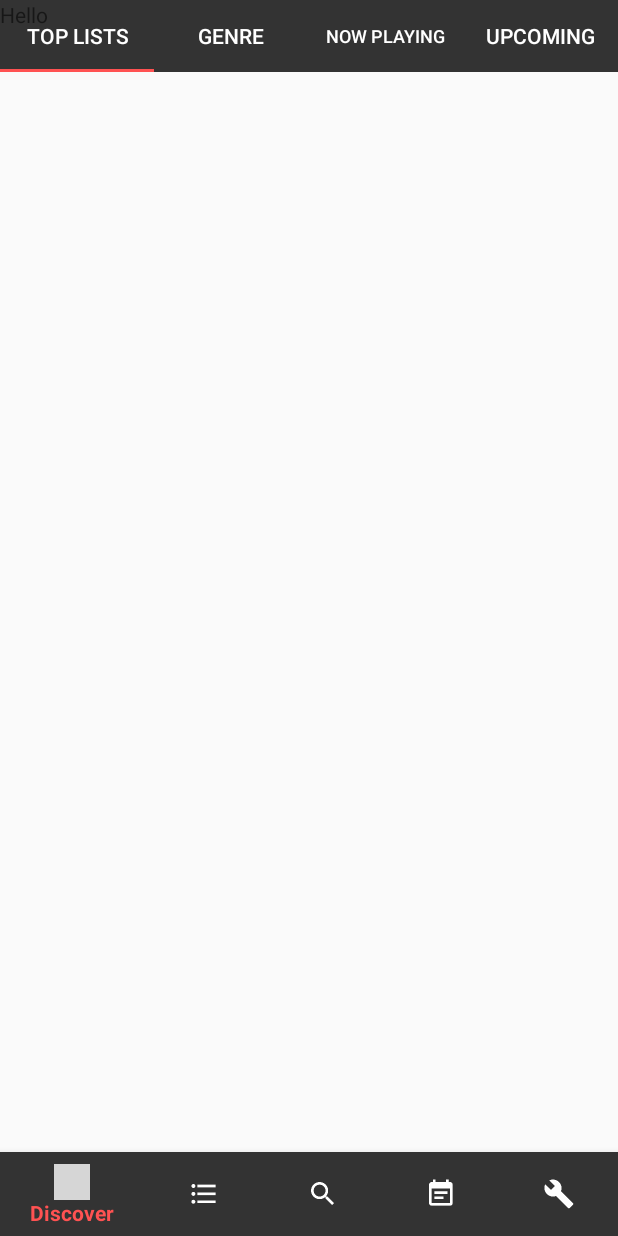
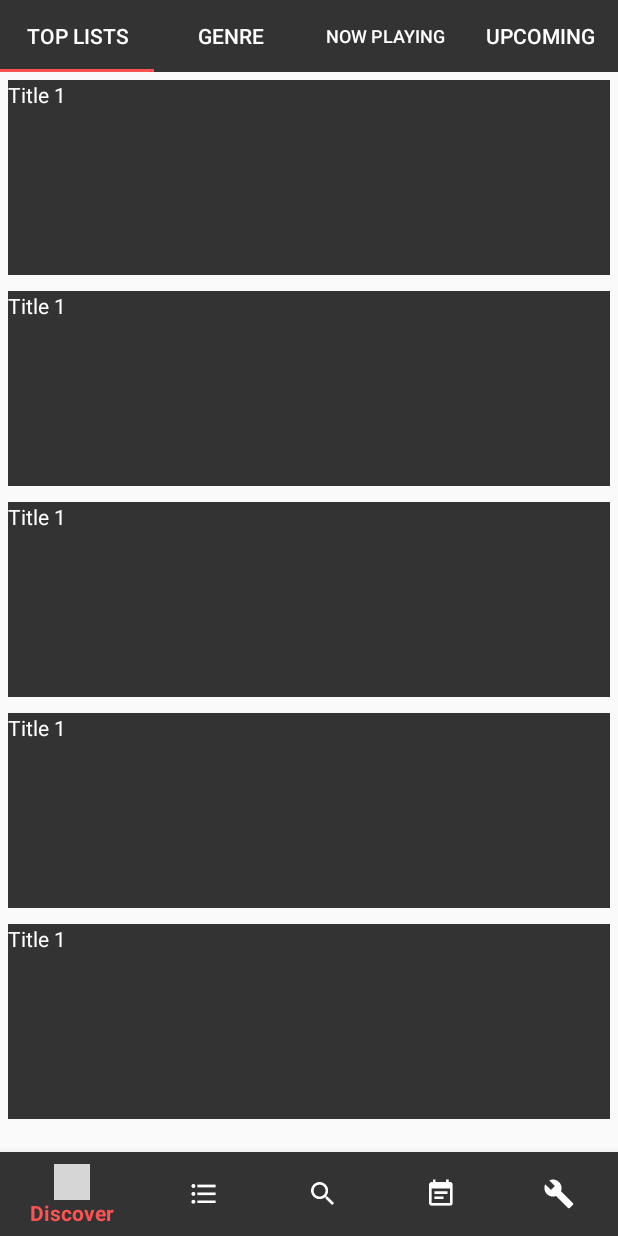
Before and after one commit to vigilantserb/MovieBrowser, an Android app: the screen it shows after launch (MainActivity), on a phone screen of 412 x 824 dp. Run offline under Robolectric (Android 15) with nearby library versions, the phone set to English and light mode, and no system bars; our stand-ins replace navigation-ui; grey boxes are pictures that could not be loaded.

Commit message:
Added dummy recycler view for top lists

```diff
--- a/app/src/main/java/com/stameni/com/whatshouldiwatch/data/MovieApi.kt
+++ b/app/src/main/java/com/stameni/com/whatshouldiwatch/data/MovieApi.kt
@@ -1,4 +1,4 @@
 package com.stameni.com.whatshouldiwatch.data
-
+//5e35bda1500b7f696342a3ab91d79e52
 interface MovieApi {
 }
--- a/app/src/main/java/com/stameni/com/whatshouldiwatch/screens/discover/DiscoverMoviesFragment.kt
+++ b/app/src/main/java/com/stameni/com/whatshouldiwatch/screens/discover/DiscoverMoviesFragment.kt
@@ -36,5 +36,4 @@ class DiscoverMoviesFragment : Fragment() {
         viewModel = ViewModelProviders.of(this).get(DiscoverMoviesViewModel::class.java)
         // TODO: Use the ViewModel
     }
-
 }
--- /dev/null
+++ b/app/src/main/java/com/stameni/com/whatshouldiwatch/screens/discover/topLists/MovieListAdapter.kt
@@ -0,0 +1,32 @@
+package com.stameni.com.whatshouldiwatch.screens.discover.topLists
+
+import android.view.LayoutInflater
+import android.view.View
+import android.view.ViewGroup
+import androidx.recyclerview.widget.RecyclerView
+import com.stameni.com.whatshouldiwatch.R
+import kotlinx.android.synthetic.main.list_item.view.*
+
+class MovieListAdapter(
+   private val items: List<MovieListItem>
+) : RecyclerView.Adapter<MovieListAdapter.ViewHolder>()  {
+
+    override fun onCreateViewHolder(parent: ViewGroup, viewType: Int): ViewHolder {
+        val v = LayoutInflater.from(parent.context).inflate(R.layout.list_item, parent, false)
+        return ViewHolder(v)
+    }
+
+    override fun getItemCount(): Int {
+        return items.size
+    }
+
+    override fun onBindViewHolder(holder: ViewHolder, position: Int) {
+        var listItem = items[position]
+        holder.movieListTitle.text = listItem.title
+    }
+
+    class ViewHolder(itemView: View) : RecyclerView.ViewHolder(itemView) {
+        var movieListTitle = itemView.list_title
+        var movieListPoster = itemView.list_poster
+    }
+}
--- /dev/null
+++ b/app/src/main/java/com/stameni/com/whatshouldiwatch/screens/discover/topLists/MovieListItem.kt
@@ -0,0 +1,6 @@
+package com.stameni.com.whatshouldiwatch.screens.discover.topLists
+
+data class MovieListItem(
+    val title: String,
+    private val id: String
+)
--- a/app/src/main/java/com/stameni/com/whatshouldiwatch/screens/discover/topLists/TopListMovies.kt
+++ b/app/src/main/java/com/stameni/com/whatshouldiwatch/screens/discover/topLists/TopListMovies.kt
@@ -6,15 +6,17 @@ import androidx.fragment.app.Fragment
 import android.view.LayoutInflater
 import android.view.View
 import android.view.ViewGroup
+import androidx.recyclerview.widget.LinearLayoutManager
 
 import com.stameni.com.whatshouldiwatch.R
+import kotlinx.android.synthetic.main.top_list_movies_fragment.*
 
 class TopListMovies : Fragment() {
 
     companion object {
         fun newInstance() = TopListMovies()
     }
-
+    //list ids - 3, 28, 1131, 1309,
     private lateinit var viewModel: TopListMoviesViewModel
 
     override fun onCreateView(
@@ -24,6 +26,19 @@ class TopListMovies : Fragment() {
         return inflater.inflate(R.layout.top_list_movies_fragment, container, false)
     }
 
+    override fun onViewCreated(view: View, savedInstanceState: Bundle?) {
+        super.onViewCreated(view, savedInstanceState)
+        recycler_view.setHasFixedSize(true)
+        recycler_view.layoutManager = LinearLayoutManager(context)
+        var listItems = ArrayList<MovieListItem>()
+        listItems.add(MovieListItem("Title 1", "Link 1"))
+        listItems.add(MovieListItem("Title 1", "Link 1"))
+        listItems.add(MovieListItem("Title 1", "Link 1"))
+        listItems.add(MovieListItem("Title 1", "Link 1"))
+        listItems.add(MovieListItem("Title 1", "Link 1"))
+        recycler_view.adapter = MovieListAdapter(listItems)
+    }
+
     override fun onActivityCreated(savedInstanceState: Bundle?) {
         super.onActivityCreated(savedInstanceState)
         viewModel = ViewModelProviders.of(this).get(TopListMoviesViewModel::class.java)
--- a/app/src/main/res/layout/discover_movies_fragment.xml
+++ b/app/src/main/res/layout/discover_movies_fragment.xml
@@ -18,15 +18,12 @@
             app:tabIndicatorColor="@color/color_red"
             app:layout_constraintStart_toStartOf="parent"
             app:layout_constraintEnd_toEndOf="parent"
-            app:layout_constraintTop_toTopOf="@+id/viewpager_main"/>
-
+            app:layout_constraintTop_toTopOf="parent"/>
 
     <androidx.viewpager.widget.ViewPager
             android:id="@+id/viewpager_main"
             android:layout_width="match_parent"
             android:layout_height="wrap_content"
-            app:layout_constraintTop_toTopOf="parent"
-            app:layout_constraintEnd_toEndOf="parent"
-            app:layout_constraintStart_toStartOf="parent"/>
+            app:layout_constraintTop_toBottomOf="@+id/tabs"/>
 
 </androidx.constraintlayout.widget.ConstraintLayout>
--- /dev/null
+++ b/app/src/main/res/layout/list_item.xml
@@ -0,0 +1,30 @@
+<?xml version="1.0" encoding="utf-8"?>
+<androidx.constraintlayout.widget.ConstraintLayout
+        xmlns:android="http://schemas.android.com/apk/res/android"
+        xmlns:app="http://schemas.android.com/apk/res-auto"
+        android:orientation="vertical"
+        android:layout_width="match_parent"
+        android:layout_margin="5dp"
+        android:layout_height="130dp"
+        android:background="@color/color_background">
+
+    <ImageView
+            android:id="@+id/list_poster"
+            android:layout_width="match_parent"
+            android:layout_height="match_parent"
+            app:layout_constraintStart_toStartOf="parent"
+            app:layout_constraintTop_toTopOf="parent"
+            app:layout_constraintEnd_toEndOf="parent"
+            app:layout_constraintBottom_toBottomOf="parent"/>
+
+    <TextView
+            android:id="@+id/list_title"
+            android:layout_width="match_parent"
+            android:layout_height="wrap_content"
+            android:textColor="@color/color_text"
+            android:text="This is a title"
+            app:layout_constraintStart_toStartOf="parent"
+            app:layout_constraintTop_toTopOf="@+id/list_poster"
+            app:layout_constraintEnd_toEndOf="parent"/>
+
+</androidx.constraintlayout.widget.ConstraintLayout>
--- a/app/src/main/res/layout/top_list_movies_fragment.xml
+++ b/app/src/main/res/layout/top_list_movies_fragment.xml
@@ -1,14 +1,19 @@
 <?xml version="1.0" encoding="utf-8"?>
-<FrameLayout
+<androidx.constraintlayout.widget.ConstraintLayout
         xmlns:android="http://schemas.android.com/apk/res/android"
-        xmlns:tools="http://schemas.android.com/tools"
+        xmlns:app="http://schemas.android.com/apk/res-auto" xmlns:tools="http://schemas.android.com/tools"
         android:layout_width="match_parent"
         android:layout_height="match_parent"
         tools:context=".screens.discover.topLists.TopListMovies">
 
-    <TextView
-            android:layout_width="match_parent"
-            android:layout_height="match_parent"
-            android:text="Hello"/>
+    <androidx.recyclerview.widget.RecyclerView
+            android:id="@+id/recycler_view"
+            android:layout_width="0dp"
+            android:layout_height="0dp"
+            android:layout_marginBottom="102dp"
+            app:layout_constraintBottom_toBottomOf="parent"
+            app:layout_constraintTop_toTopOf="parent"
+            app:layout_constraintEnd_toEndOf="parent"
+            app:layout_constraintStart_toStartOf="parent" />
 
-</FrameLayout>
+</androidx.constraintlayout.widget.ConstraintLayout>
```
